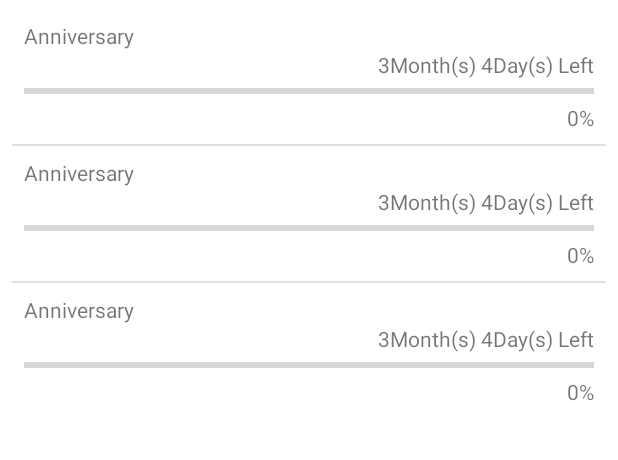
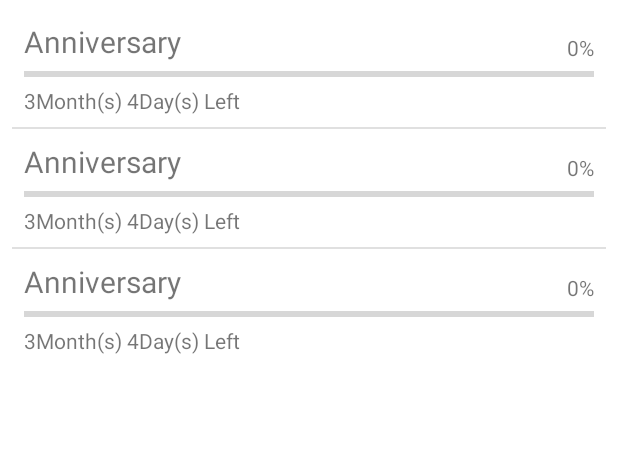
Before and after one commit to william-waiyanhtat/Progress, an Android app: the layout progress_list_widget.xml on its own in the app's theme, with its tools: preview values and no code run, on a phone screen of 412 x 824 dp, the part 69-529 px from its top. Run offline under Robolectric (Android 15) with nearby library versions, the phone set to English and light mode, and no system bars.

Commit message:
Alarm Manager For Widget List View update at midnight Progress List Item Modifeid

```diff
--- a/app/src/main/AndroidManifest.xml
+++ b/app/src/main/AndroidManifest.xml
@@ -13,6 +13,8 @@
         <receiver android:name=".widget.SingleProgressWidget">
             <intent-filter>
                 <action android:name="android.appwidget.action.APPWIDGET_UPDATE" />
+                <action android:name="android.intent.action.DATE_CHANGED"/>
+                <action android:name="android.intent.action.TIME_SET"/>
             </intent-filter>
 
             <meta-data
@@ -29,6 +31,8 @@
         <receiver android:name=".widget.ProgressListWidget">
             <intent-filter>
                 <action android:name="android.appwidget.action.APPWIDGET_UPDATE" />
+                <action android:name="android.intent.action.DATE_CHANGED"/>
+                <action android:name="android.intent.action.TIME_SET"/>
             </intent-filter>
 
             <meta-data
--- a/app/src/main/java/com/celestial/progress/data/CounterDao.kt
+++ b/app/src/main/java/com/celestial/progress/data/CounterDao.kt
@@ -22,5 +22,5 @@ interface CounterDao {
     fun readAllValidCounters(isArchived: Boolean = false): List<Counter>
 
     @Query("SELECT * FROM counter where isArchived = 0 and id = :id")
-    suspend fun readCounterById(id: Int): Counter
+    suspend fun getCounterById(id: Int): Counter
 }
--- a/app/src/main/java/com/celestial/progress/data/CounterRepository.kt
+++ b/app/src/main/java/com/celestial/progress/data/CounterRepository.kt
@@ -40,7 +40,7 @@ class CounterRepository @Inject constructor(
     }
 
     override suspend fun getCounterById(id: Int): Counter {
-        return counterDao.readCounterById(id)
+        return counterDao.getCounterById(id)
     }
 
     suspend fun insert100Records() {
--- /dev/null
+++ b/app/src/main/res/drawable/single_widget_background.xml
@@ -0,0 +1,6 @@
+<?xml version="1.0" encoding="utf-8"?>
+<shape xmlns:android="http://schemas.android.com/apk/res/android"
+    android:shape="rectangle">
+    <solid android:color="@color/transparent_white"/>
+    <corners android:radius="4dp"/>
+</shape>
--- a/app/src/main/res/layout/listview_item.xml
+++ b/app/src/main/res/layout/listview_item.xml
@@ -3,23 +3,31 @@
     xmlns:tools="http://schemas.android.com/tools"
     android:layout_width="match_parent"
     android:layout_height="wrap_content"
-    android:layout_margin="@dimen/spacing_normal"
     android:padding="@dimen/spacing_normal"
     android:orientation="vertical">
 
+
+    <LinearLayout
+        android:layout_width="match_parent"
+        android:layout_height="match_parent">
         <TextView
             android:id="@+id/tv_title_widget_list"
-        android:layout_width="match_parent"
-        android:layout_height="wrap_content"
+            android:layout_width="0dp"
+            android:layout_height="match_parent"
             android:text="ABC"
+            android:layout_weight="1"
+            android:textSize="20sp"
             tools:text="Anniversary" />
 
         <TextView
-        android:id="@+id/tv_detail_widget_list"
+            android:id="@+id/tv_percent_widget_list"
             android:layout_width="wrap_content"
-        android:layout_height="wrap_content"
+            android:layout_height="match_parent"
             android:layout_gravity="right"
-        tools:text="3Month(s) 4Day(s) Left" />
+            android:gravity="bottom"
+            tools:text="0%" />
+    </LinearLayout>
+
 
     <ProgressBar
         android:id="@+id/progress_widget_list"
@@ -29,10 +37,10 @@
         android:progress="0" />
 
     <TextView
-        android:id="@+id/tv_percent_widget_list"
+        android:id="@+id/tv_detail_widget_list"
         android:layout_width="wrap_content"
         android:layout_height="wrap_content"
-        android:layout_gravity="right"
-        tools:text="0%" />
+        android:layout_gravity="left"
+        tools:text="3Month(s) 4Day(s) Left" />
 
 </LinearLayout>
--- a/app/src/main/res/layout/progress_item.xml
+++ b/app/src/main/res/layout/progress_item.xml
@@ -36,7 +36,7 @@
     <com.celestial.progress.ui.component.BigProgressBar
         android:id="@+id/item_progress_bar_id"
         android:layout_width="match_parent"
-        android:layout_height="40dp"
+        android:layout_height="30dp"
         android:layout_marginTop="8dp"
         app:layout_constraintEnd_toEndOf="parent"
         app:layout_constraintHorizontal_bias="0.0"
@@ -48,7 +48,6 @@
         android:layout_width="wrap_content"
         android:layout_height="wrap_content"
         android:layout_marginEnd="8dp"
-        android:background="#ABFFFFFF"
         android:padding="@dimen/spacing_small"
         android:text="23%"
         app:layout_constraintBottom_toBottomOf="@+id/item_progress_bar_id"
@@ -145,4 +144,5 @@
         tools:srcCompat="@drawable/ic_check"
         android:visibility="gone"
         app:tint="@color/gray" />
+
 </androidx.constraintlayout.widget.ConstraintLayout>
--- a/app/src/main/res/layout/progress_list_widget.xml
+++ b/app/src/main/res/layout/progress_list_widget.xml
@@ -2,7 +2,7 @@
     xmlns:tools="http://schemas.android.com/tools"
     android:layout_width="match_parent"
     android:layout_height="match_parent"
-    android:background="?attr/appWidgetBackgroundColor"
+    android:background="@drawable/single_widget_background"
     android:padding="@dimen/widget_margin"
     android:orientation="vertical"
     android:theme="@style/ThemeOverlay.Progress.AppWidgetContainer">
--- a/app/src/main/res/layout/single_progress_widget_configure.xml
+++ b/app/src/main/res/layout/single_progress_widget_configure.xml
@@ -21,7 +21,8 @@
     <androidx.recyclerview.widget.RecyclerView
         android:id="@+id/widget_config_rcy"
         android:layout_width="match_parent"
-        android:layout_height="wrap_content"
+        android:layout_height="0dp"
+        android:layout_weight="1"
         app:layoutManager="androidx.recyclerview.widget.LinearLayoutManager"/>
 
     <Button
--- a/app/src/main/res/values/colors.xml
+++ b/app/src/main/res/values/colors.xml
@@ -16,4 +16,6 @@
     <color name="light_blue_600">#FF039BE5</color>
     <color name="light_blue_900">#FF01579B</color>
 
+    <color name="transparent_white">#77FFFFFF</color>
+
 </resources>
--- a/app/src/main/res/values/themes.xml
+++ b/app/src/main/res/values/themes.xml
@@ -19,7 +19,8 @@
     </style>
 
     <style name="ThemeOverlay.Progress.AppWidgetContainer" parent="">
-        <item name="appWidgetBackgroundColor">@color/ic_launcher1_background</item>
+<!--        <item name="appWidgetBackgroundColor">@color/ic_launcher1_background</item>-->
+        <item name="appWidgetBackgroundColor">@color/transparent_white</item>
         <item name="appWidgetTextColor">@color/light_blue_50</item>
     </style>
 </resources>
```
Also changed, not shown: app/src/main/java/com/celestial/progress/data/model/Counter.kt (+10 -3 lines), app/src/main/java/com/celestial/progress/services/ProgressWidgetService.kt (deleted, +0 -28 lines), app/src/main/java/com/celestial/progress/ui/adapter/ItemAdapter.kt (+11 -0 lines), app/src/main/java/com/celestial/progress/ui/component/BigProgressBar.kt (+9 -1 lines), app/src/main/java/com/celestial/progress/widget/ProgressListWidget.kt (+47 -19 lines), app/src/main/java/com/celestial/progress/widget/SingleProgressWidget.kt (+24 -23 lines), app/src/main/res/layout/single_progress_widget.xml (+15 -5 lines), 3 other files. Lines whose indentation alone changed are shown as unchanged.
